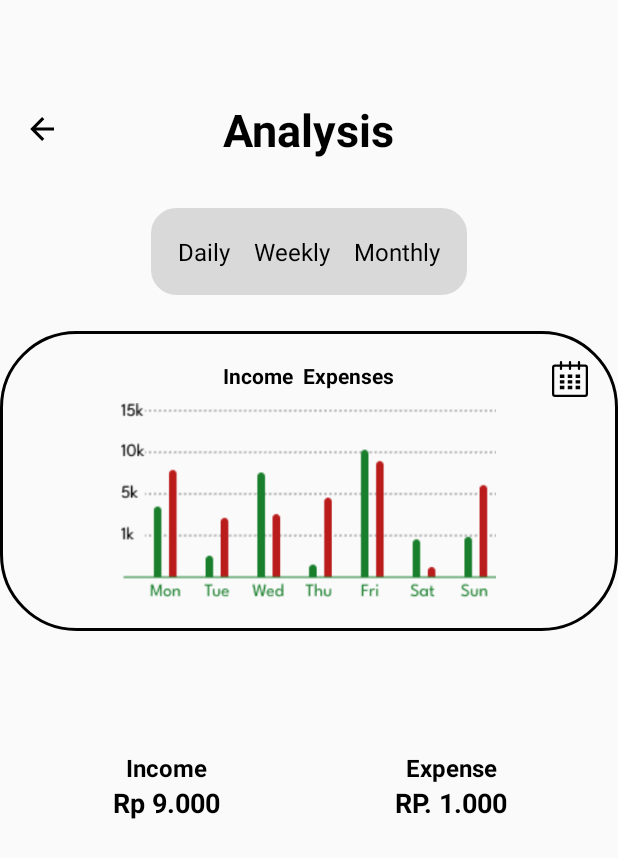
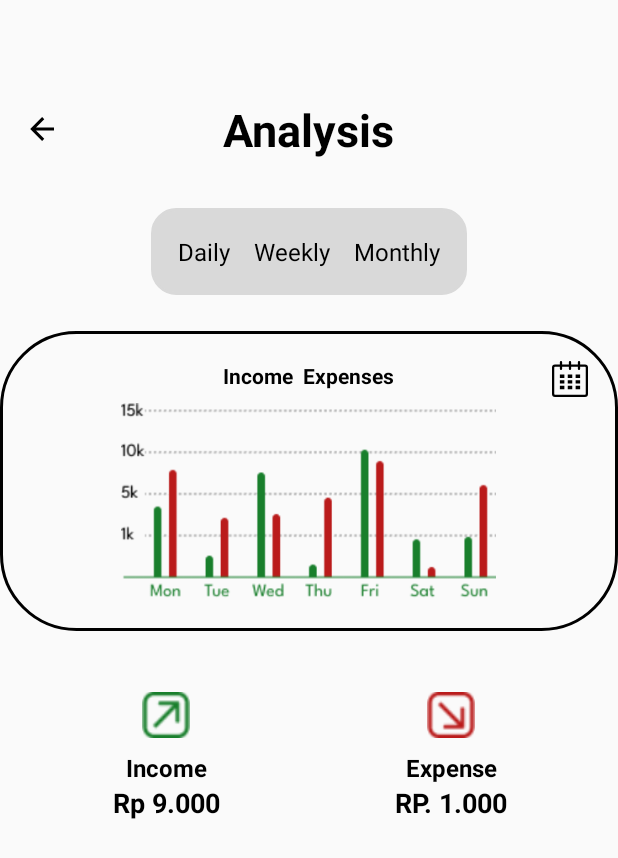
Before and after one commit to andreasrs00/WallEt, an Android app built with Jetpack Compose: the layout activity_aday_page.xml on its own in the app's theme, with its tools: preview values and no code run, on a phone screen of 412 x 824 dp. Shown: the top 858 px of the screen. Run offline under Robolectric (Android 15) with nearby library versions, the phone set to English and light mode, and no system bars.

Commit message:
akhir  adaypage, aweekpage, amontlypage

```diff
--- a/app/src/main/res/layout/activity_aday_page.xml
+++ b/app/src/main/res/layout/activity_aday_page.xml
@@ -147,6 +147,7 @@
             <ImageView
                 android:layout_width="32dp"
                 android:layout_height="32dp"
+                android:src="@drawable/Income"
                 android:contentDescription="Income Icon" />
 
             <TextView
@@ -177,6 +178,7 @@
             <ImageView
                 android:layout_width="32dp"
                 android:layout_height="32dp"
+                android:src="@drawable/Expenses"
                 android:contentDescription="Expense Icon" />
 
             <TextView
--- a/app/src/main/res/layout/activity_amontly_page.xml
+++ b/app/src/main/res/layout/activity_amontly_page.xml
@@ -145,6 +145,7 @@
             <ImageView
                 android:layout_width="32dp"
                 android:layout_height="32dp"
+                android:src="@drawable/Income"
                 android:contentDescription="Income Icon" />
 
             <TextView
@@ -175,6 +176,7 @@
             <ImageView
                 android:layout_width="32dp"
                 android:layout_height="32dp"
+                android:src="@drawable/Expenses"
                 android:contentDescription="Expense Icon" />
 
             <TextView
--- a/app/src/main/res/layout/activity_aweek_page.xml
+++ b/app/src/main/res/layout/activity_aweek_page.xml
@@ -145,6 +145,7 @@
             <ImageView
                 android:layout_width="32dp"
                 android:layout_height="32dp"
+                android:src="@drawable/Income"
                 android:contentDescription="Income Icon" />
 
             <TextView
@@ -175,6 +176,7 @@
             <ImageView
                 android:layout_width="32dp"
                 android:layout_height="32dp"
+                android:src="@drawable/Expenses"
                 android:contentDescription="Expense Icon" />
 
             <TextView
```
